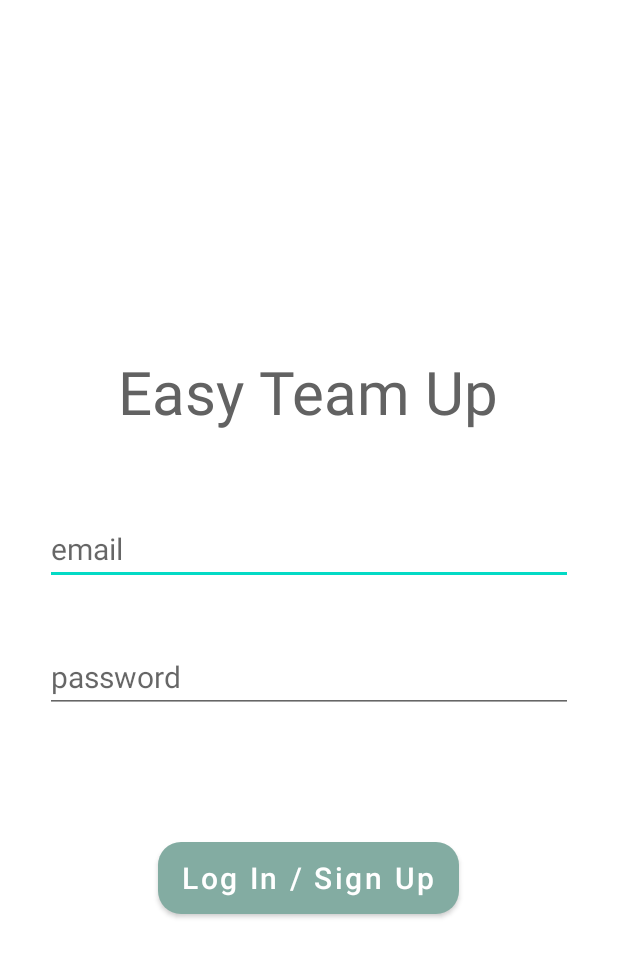
After one commit to sherrygao821/EasyTeamUp, an Android app: the layout activity_login.xml on its own in the app's theme, with its tools: preview values and no code run, on a phone screen of 412 x 824 dp. The commit adds this screen. Shown: the top 957 px of the screen. Run offline under Robolectric (Android 15) with nearby library versions, the phone set to English and light mode, and no system bars.

Commit message:
Created Login Page & Connected Database [dev-ui/db]]

```diff
--- a/app/src/main/java/com/example/easyteamup/classes/Event.java
+++ b/app/src/main/java/com/example/easyteamup/classes/Event.java
@@ -17,9 +17,9 @@ public class Event {
     private boolean isPublic;
 
     // Use this constructor for other parts of coding before connecting to database
-    public Event(int evtId, String evtDescription, int hostId, int evtType) {
+    public Event(int evtId, String evtName, int hostId, int evtType) {
         this.evtId = evtId;
-        this.evtDescription = evtDescription;
+        this.evtName = evtName;
         this.hostId = hostId;
         this.evtType = evtType;
     }
--- a/app/src/main/java/com/example/easyteamup/classes/User.java
+++ b/app/src/main/java/com/example/easyteamup/classes/User.java
@@ -20,6 +20,11 @@ public class User {
     private String lastName;
 
     public User (){}
+
+    public User(String email, String userPwd) {
+        Email = email;
+        this.userPwd = userPwd;
+    }
 
     public User(int age, boolean isStudent, String Email, String userPwd, String firstName, String lastName) {
         this.age = age;
--- /dev/null
+++ b/app/src/main/res/drawable/button_round_corners.xml
@@ -0,0 +1,7 @@
+<?xml version="1.0" encoding="utf-8"?>
+<shape xmlns:android="http://schemas.android.com/apk/res/android">
+    <solid android:color="@color/green"/>
+    <!--    <stroke android:width="3dp" android:color="@color/tag_blue" />-->
+    <corners android:radius="15dp"/>
+    <padding android:left="10dp" android:top="6dp" android:right="6dp" android:bottom="10dp" />
+</shape>
--- /dev/null
+++ b/app/src/main/res/layout/activity_login.xml
@@ -0,0 +1,56 @@
+<?xml version="1.0" encoding="utf-8"?>
+<LinearLayout xmlns:android="http://schemas.android.com/apk/res/android"
+    xmlns:app="http://schemas.android.com/apk/res-auto"
+    xmlns:tools="http://schemas.android.com/tools"
+    android:layout_width="match_parent"
+    android:layout_height="match_parent"
+    tools:context=".Login"
+    android:orientation="vertical"
+    android:gravity="center">
+
+    <TextView
+        android:layout_width="wrap_content"
+        android:layout_height="wrap_content"
+        android:text="@string/app_name"
+        android:textSize="40sp"
+        android:textColor="@color/font_grey"
+        android:layout_marginTop="20dp"/>
+
+    <EditText
+        android:id="@+id/email"
+        android:layout_width="match_parent"
+        android:layout_height="wrap_content"
+        android:hint="@string/email"
+        android:textColor="@color/font_grey"
+        android:textSize="20sp"
+        android:layout_marginTop="54dp"
+        android:maxLines="1"
+        android:inputType="text"
+        android:layout_marginStart="30dp"
+        android:layout_marginEnd="30dp"/>
+
+    <EditText
+        android:id="@+id/password"
+        android:inputType="textPassword"
+        android:layout_width="match_parent"
+        android:layout_height="wrap_content"
+        android:hint="@string/password"
+        android:textColor="@color/font_grey"
+        android:textSize="20sp"
+        android:layout_marginTop="37dp"
+        android:maxLines="1"
+        android:layout_marginStart="30dp"
+        android:layout_marginEnd="30dp"/>
+
+    <Button
+        android:id="@+id/loginButton"
+        android:layout_width="wrap_content"
+        android:layout_height="wrap_content"
+        android:layout_marginTop="86dp"
+        android:text="@string/login"
+        android:textSize="20sp"
+        android:textColor="@color/white"
+        android:textAllCaps="false"
+        android:background="@drawable/button_round_corners"/>
+
+</LinearLayout>
--- a/app/src/main/res/values/strings.xml
+++ b/app/src/main/res/values/strings.xml
@@ -1,5 +1,8 @@
 <resources>
-    <string name="app_name">EasyTeamUp</string>
+    <string name="app_name">Easy Team Up</string>
     <!-- TODO: Remove or change this placeholder text -->
     <string name="image_description">image description</string>
+    <string name="email">email</string>
+    <string name="password">password</string>
+    <string name="login">Log In / Sign Up</string>
 </resources>
```
Also changed, not shown: app/src/main/AndroidManifest.xml (+9 -0 lines), app/src/main/java/com/example/easyteamup/DatabaseHelper.java (+32 -0 lines), app/src/main/java/com/example/easyteamup/Login.java (added, +75 -0 lines), app/src/main/java/com/example/easyteamup/ui/Events.java (+9 -4 lines).
